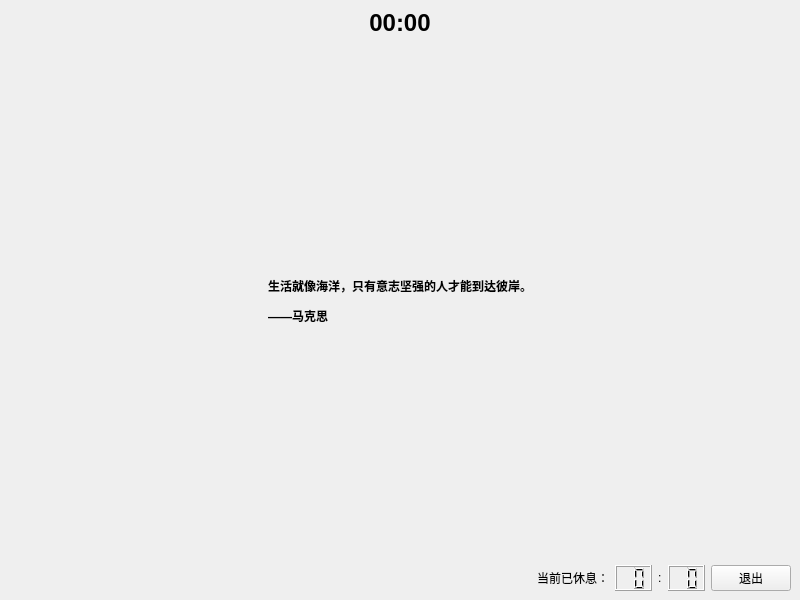
Qt form mainwindow.ui (GXDE-OS/gxde-time-screensaver) before a commit.
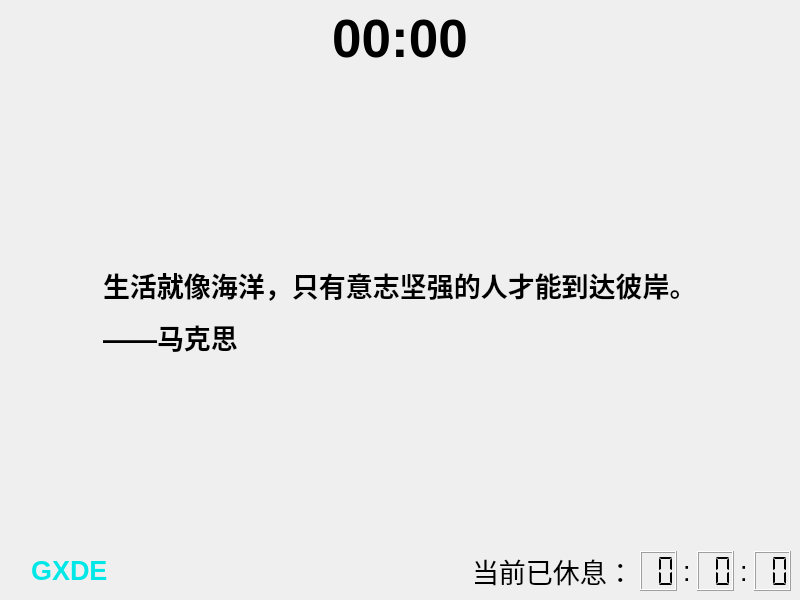
The same form after that commit. Icons and pictures are not drawn.

Patch:
```diff
--- a/mainwindow.ui
+++ b/mainwindow.ui
@@ -10,14 +10,22 @@
     <height>600</height>
    </rect>
   </property>
+  <property name="font">
+   <font>
+    <pointsize>20</pointsize>
+   </font>
+  </property>
   <property name="windowTitle">
-   <string>MainWindow</string>
+   <string>Screen Saver</string>
+  </property>
+  <property name="styleSheet">
+   <string notr="true"/>
   </property>
   <widget class="QWidget" name="centralwidget">
    <layout class="QVBoxLayout" name="verticalLayout">
     <item>
-     <layout class="QHBoxLayout" name="horizontalLayout_2">
-      <item>
+     <layout class="QGridLayout" name="m_timeLayout">
+      <item row="0" column="0">
        <widget class="QLabel" name="m_time">
         <property name="text">
          <string>&lt;h1&gt;00:00&lt;/h1&gt;</string>
@@ -100,7 +108,22 @@
       <item>
        <widget class="QLabel" name="m_iconShow">
         <property name="text">
-         <string>&lt;html&gt;&lt;head/&gt;&lt;body&gt;&lt;p&gt;&lt;img src=&quot;:/Icon/logo.svg&quot;/&gt;&lt;/p&gt;&lt;/body&gt;&lt;/html&gt;</string>
+         <string/>
+        </property>
+       </widget>
+      </item>
+      <item>
+       <widget class="QLabel" name="m_systemName">
+        <property name="font">
+         <font>
+          <pointsize>20</pointsize>
+         </font>
+        </property>
+        <property name="styleSheet">
+         <string notr="true">color: #00e7e7;</string>
+        </property>
+        <property name="text">
+         <string>&lt;b&gt;GXDE&lt;/b&gt;</string>
         </property>
        </widget>
       </item>
@@ -124,11 +147,40 @@
         </property>
        </widget>
       </item>
+      <item>
+       <widget class="QLCDNumber" name="m_hourTime">
+        <property name="sizePolicy">
+         <sizepolicy hsizetype="Minimum" vsizetype="Minimum">
+          <horstretch>0</horstretch>
+          <verstretch>0</verstretch>
+         </sizepolicy>
+        </property>
+        <property name="smallDecimalPoint">
+         <bool>false</bool>
+        </property>
+        <property name="digitCount">
+         <number>2</number>
+        </property>
+        <property name="segmentStyle">
+         <enum>QLCDNumber::Flat</enum>
+        </property>
+       </widget>
+      </item>
+      <item>
+       <widget class="QLabel" name="label_3">
+        <property name="text">
+         <string>:</string>
+        </property>
+       </widget>
+      </item>
       <item>
        <widget class="QLCDNumber" name="m_minTime">
         <property name="digitCount">
          <number>2</number>
         </property>
+        <property name="segmentStyle">
+         <enum>QLCDNumber::Flat</enum>
+        </property>
        </widget>
       </item>
       <item>
@@ -143,18 +195,8 @@
         <property name="digitCount">
          <number>2</number>
         </property>
-       </widget>
-      </item>
-      <item>
-       <widget class="QPushButton" name="m_exitButton">
-        <property name="sizePolicy">
-         <sizepolicy hsizetype="Fixed" vsizetype="Fixed">
-          <horstretch>0</horstretch>
-          <verstretch>0</verstretch>
-         </sizepolicy>
-        </property>
-        <property name="text">
-         <string>退出</string>
+        <property name="segmentStyle">
+         <enum>QLCDNumber::Flat</enum>
         </property>
        </widget>
       </item>
```
Left out of the diff: 9 changed lines with no effect on the pictures.
